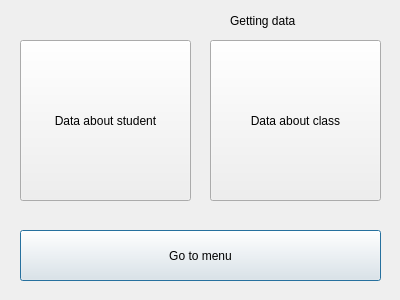
Qt form QTcreator/Diary/get_data.ui (albaSANDROS/DIPLOMA-PROJECT.-Multi-user-client-server-application-e-journal) before a commit.
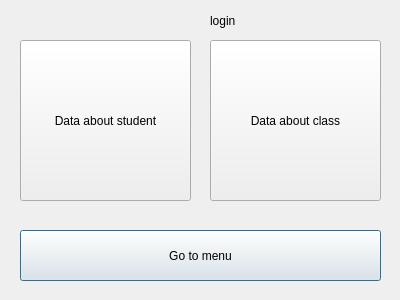
The same form after that commit.

```diff
--- a/QTcreator/Diary/get_data.ui
+++ b/QTcreator/Diary/get_data.ui
@@ -16,14 +16,14 @@
   <widget class="QLabel" name="label">
    <property name="geometry">
     <rect>
-     <x>230</x>
+     <x>210</x>
      <y>0</y>
-     <width>141</width>
+     <width>171</width>
      <height>41</height>
     </rect>
    </property>
    <property name="text">
-    <string>Getting data</string>
+    <string>login</string>
    </property>
   </widget>
   <widget class="QPushButton" name="get_back_button">
```
